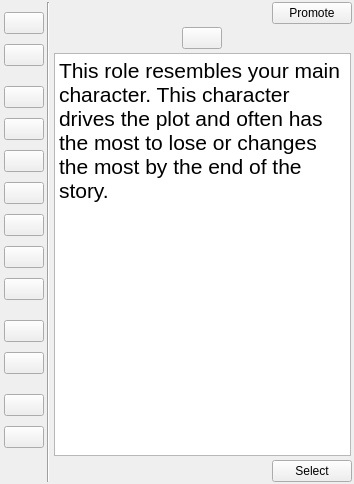
Qt form ui/character_role_selector.ui (zkovari/plotlyst) before a commit.
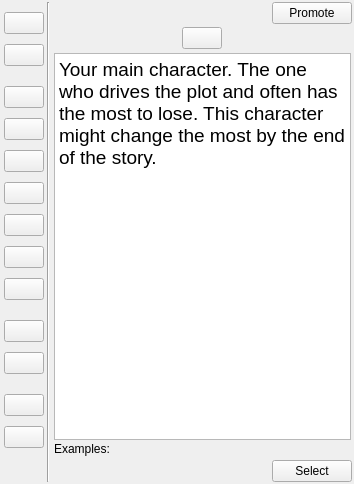
The same form after that commit. Custom widgets are drawn as their Qt base class.

Commit message: add Role class

```diff
--- a/ui/character_role_selector.ui
+++ b/ui/character_role_selector.ui
@@ -395,7 +395,14 @@
 &lt;html&gt;&lt;head&gt;&lt;meta name=&quot;qrichtext&quot; content=&quot;1&quot; /&gt;&lt;style type=&quot;text/css&quot;&gt;
 p, li { white-space: pre-wrap; }
 &lt;/style&gt;&lt;/head&gt;&lt;body style=&quot; font-family:'Fira Sans Semi-Light'; font-size:10pt; font-weight:400; font-style:normal;&quot;&gt;
-&lt;p style=&quot; margin-top:12px; margin-bottom:12px; margin-left:0px; margin-right:0px; -qt-block-indent:0; text-indent:0px;&quot;&gt;&lt;span style=&quot; font-size:16pt; color:#000000; background-color:#ffffff;&quot;&gt;This role resembles your main character. This character drives the plot and often has the most to lose or changes the most by the end of the story.&lt;/span&gt;&lt;/p&gt;&lt;/body&gt;&lt;/html&gt;</string>
+&lt;p style=&quot; margin-top:0px; margin-bottom:0px; margin-left:0px; margin-right:0px; -qt-block-indent:0; text-indent:0px;&quot;&gt;&lt;span style=&quot; font-size:14pt; color:#000000; background-color:#ffffff;&quot;&gt;Your main character. The one who drives the plot and often has the most to lose. This character might change the most by the end of the story.&lt;/span&gt;&lt;/p&gt;&lt;/body&gt;&lt;/html&gt;</string>
+           </property>
+          </widget>
+         </item>
+         <item>
+          <widget class="QLabel" name="label">
+           <property name="text">
+            <string>Examples:</string>
            </property>
           </widget>
          </item>
```
Left out of the diff: 23 changed lines with no effect on the pictures. Lines whose indentation alone changed are shown as unchanged. The commit also changes 5 other files.
